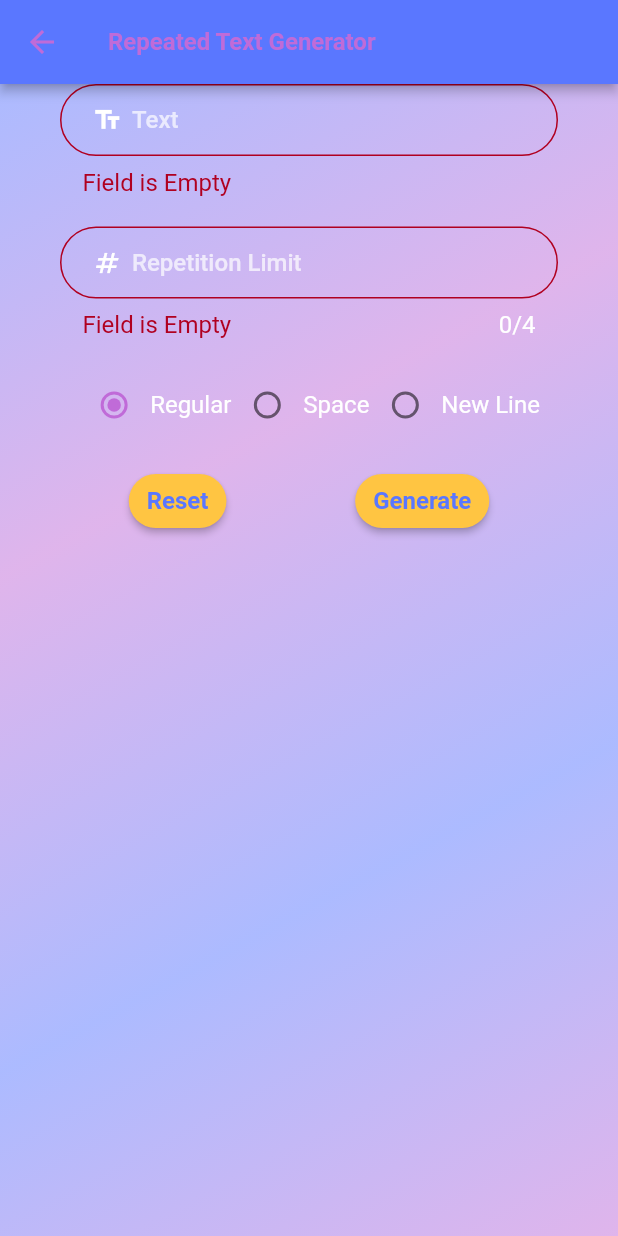
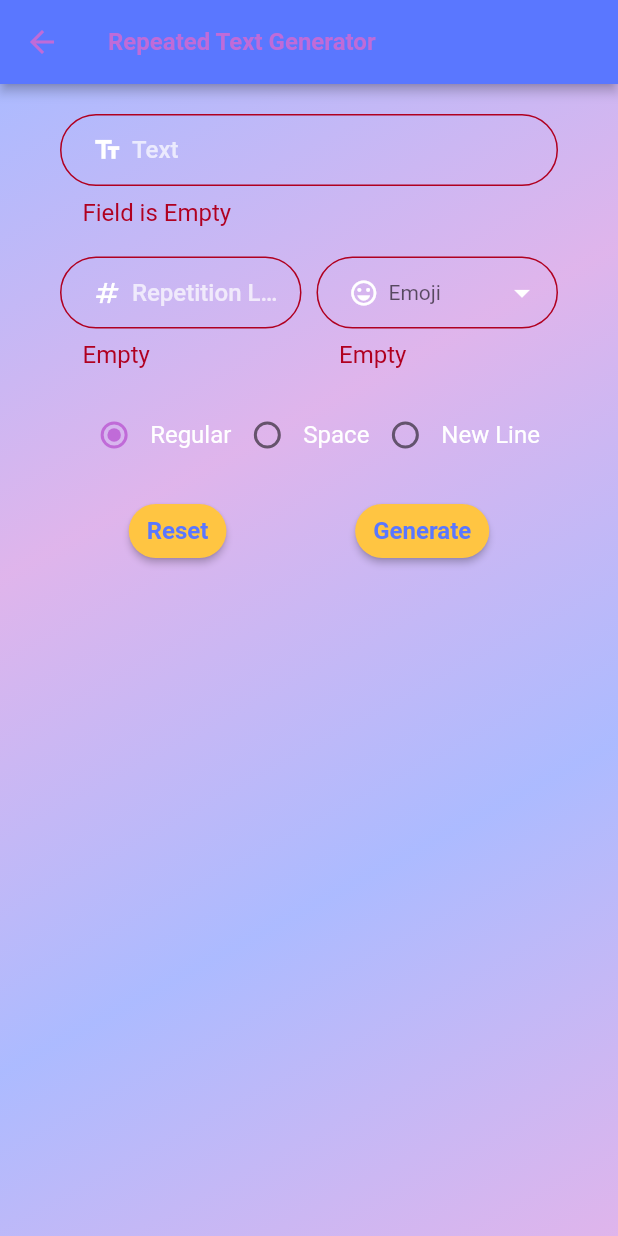
Before and after one commit to prothesbarai/asp_chat, a Flutter app: the RepeatedTextGenerator screen opened directly, after a tap on "Reset", on a phone screen of 412 x 824 dp. Run offline on Flutter 3.47's test engine with Material 3 defaults, Android fonts, the phone set to English and light mode, and no system bars; our stand-ins replace audioplayers, cached_network_image, cloud_firestore, connectivity_plus, firebase_auth, firebase_core and 19 more; missing offline and left inert: app_settings; accounts and stored records are empty.

Commit message:
asp v55 b5

```diff
--- a/lib/screen/bottom_navigator_items_screens/menu_screens/sub_menu_screens/repeated_text_generator/repeated_text_generator.dart
+++ b/lib/screen/bottom_navigator_items_screens/menu_screens/sub_menu_screens/repeated_text_generator/repeated_text_generator.dart
@@ -1,5 +1,8 @@
 import 'package:flutter/material.dart';
+import 'package:flutter/services.dart';
+import 'package:share_plus/share_plus.dart';
 import '../../../../../utils/constant/app_colors.dart';
+import '../../../../../utils/constant/app_string.dart';
 
 class RepeatedTextGenerator extends StatefulWidget {
   const RepeatedTextGenerator({super.key});
@@ -15,6 +18,7 @@ class _RepeatedTextGeneratorState extends State<RepeatedTextGenerator> {
   String _output = '';
   String _repeatType = 'Regular';
   bool isChecked = true;
+  String? _selectedValue;
 
 
   /// >>> Generated Text Function Here =========================================
@@ -22,6 +26,13 @@ class _RepeatedTextGeneratorState extends State<RepeatedTextGenerator> {
     String text = _textController.text;
     int limit = int.tryParse(_limitController.text) ?? 1;
     String separator = '';
+    if(_repeatType == "Space"){
+      separator = ' ';
+    }else if(_repeatType == "New Line"){
+      separator = '\n';
+    }else{
+      separator = '';
+    }
     setState(() {_output = List.filled(limit, text).join(separator);});
   }
   /// <<< Generated Text Function Here =========================================
@@ -29,11 +40,13 @@ class _RepeatedTextGeneratorState extends State<RepeatedTextGenerator> {
 
   /// >>> Reset Text Function Here =============================================
   void _resetText(){
+    _formKey.currentState?.reset();
     _textController.clear();
     _limitController.clear();
     setState(() {
       _output = '';
       _repeatType = 'Regular';
+      _selectedValue = null;
     });
   }
   /// <<< Reset Text Function Here =============================================
@@ -56,17 +69,19 @@ class _RepeatedTextGeneratorState extends State<RepeatedTextGenerator> {
             behavior: HitTestBehavior.opaque,
             child: Stack(
               children: [
-                // >>> Gradient Background =========================================
+                // >>> Gradient Background =====================================
                 Container(decoration: BoxDecoration(gradient: LinearGradient(begin: Alignment.topLeft, end: Alignment.bottomRight, colors: AppColors.textRepeatBgGradient.map((color) => color.withValues(alpha: 0.5)).toList(),),),),
-                // <<< Gradient Background =========================================
+                // <<< Gradient Background =====================================
                 Column(
                   children: [
-                    Form(
+                    Padding(
+                      padding: const EdgeInsets.only(top: 20.0),
+                      child: Form(
                         key: _formKey,
                         child: Column(
                           children: [
 
-                          // >>> TEXT FIELD ====================================
+                            // >>> TEXT FIELD ==================================
                             Container(
                               margin: EdgeInsets.symmetric(horizontal: 40),
                               child: TextFormField(
@@ -97,11 +112,15 @@ class _RepeatedTextGeneratorState extends State<RepeatedTextGenerator> {
                               ),
                             ),
                             SizedBox(height: 20),
-                          // <<< TEXT FIELD ====================================
+                            // <<< TEXT FIELD ==================================
 
-                          // >>> Number FIELD ==================================
+                            // >>> Number & Emoji FIELD ========================
                             Container(
                               margin: EdgeInsets.symmetric(horizontal: 40),
+                              child: Row(
+                                crossAxisAlignment: CrossAxisAlignment.center,
+                                children: [
+                                  Expanded(
                                     child: TextFormField(
                                       style: TextStyle(color: Colors.white),
                                       decoration: InputDecoration(
@@ -116,25 +135,60 @@ class _RepeatedTextGeneratorState extends State<RepeatedTextGenerator> {
                                           counterStyle: TextStyle(color: Colors.white)
                                       ),
                                       maxLength: 4,
+                                      buildCounter: (context, {required currentLength, required isFocused, maxLength,}) => null,
                                       keyboardType: TextInputType.number,
                                       cursorColor: Colors.white,
                                       controller: _limitController,
                                       autovalidateMode: AutovalidateMode.onUserInteraction,
+                                      inputFormatters: [FilteringTextInputFormatter.digitsOnly,],
                                       validator: (value) {
                                         if (value == null || value.trim().isEmpty) {
-                                  return "Field is Empty";
+                                          return "Empty";
                                         }
-                                final number = int.tryParse(value);
-                                if (number == null) return "Only numbers allowed";
-                                if (number < 1 || number > 9999) return "Enter number 1-9999";
                                         return null;
                                       },
                                     ),
                                   ),
+                                  SizedBox(width: 10,),
+                                  Expanded(
+                                    child: DropdownButtonFormField<String>(
+                                        initialValue: _selectedValue,
+                                        dropdownColor: Theme.of(context).colorScheme.surface,
+                                        icon: const Icon(Icons.arrow_drop_down, color: Colors.white),
+                                        style: const TextStyle(color: Colors.white),
+                                        decoration: InputDecoration(
+                                            hintText: "Emoji",
+                                            hintStyle: const TextStyle(color: Colors.white),
+                                            prefixIcon: const Padding(padding: EdgeInsets.only(left: 15.0), child: Icon(Icons.emoji_emotions_outlined, color: Colors.white, size: 20,),),
+                                            contentPadding: const EdgeInsets.symmetric(vertical: 10, horizontal: 15),
+                                            enabledBorder: OutlineInputBorder(borderSide: const BorderSide(color: Colors.white), borderRadius: BorderRadius.circular(35),),
+                                            focusedBorder: OutlineInputBorder(borderSide: const BorderSide(color: Colors.white), borderRadius: BorderRadius.circular(35),),
+                                            border: OutlineInputBorder(borderSide: const BorderSide(color: Colors.white), borderRadius: BorderRadius.circular(35),),
+                                            fillColor: Colors.transparent
+                                        ),
+                                        items: AppString.dropdownEmojiList.map((item) {
+                                          return DropdownMenuItem<String>(value: item, child: Text(item, style: TextStyle(color: Theme.of(context).colorScheme.onSurface,),),);
+                                        }).toList(),
+                                        onChanged: (value) {
+                                          setState(() {_selectedValue = value;});
+                                        },
+                                        autovalidateMode: AutovalidateMode.onUserInteraction,
+                                        validator: (value) {
+                                          if (value == null || value.isEmpty) {
+                                            return "Empty";
+                                          }
+                                          return null;
+                                        },
+                                      ),
+                                  )
+                                ],
+                              ),
+                            ),
                             SizedBox(height: 20),
-                          // <<< Number FIELD ==================================
+                            // <<< Number & Emoji FIELD ========================
 
-                          // >>> Radio Button ==================================
+
+                            // >>> Radio Button ================================
                             Row(
                                 mainAxisAlignment: MainAxisAlignment.spaceEvenly,
                                 children: [
@@ -151,11 +205,20 @@ class _RepeatedTextGeneratorState extends State<RepeatedTextGenerator> {
 
                                 ]
                             ),
+                            const SizedBox(height: 16),
+                            // <<< Radio Button ================================
 
-                          const SizedBox(height: 16),
-                          // <<< Radio Button ==================================
 
-                          // >>> Reset & Generated Two Button ==================
+                            // >>> Check Box ===================================
+                            Row(
+                              children: [
+
+                              ],
+                            ),
+                            // <<< Check Box ===================================
+
+
+                            // >>> Reset & Generated Two Button ================
                             Row(
                               mainAxisAlignment: MainAxisAlignment.spaceEvenly,
                               children: [
@@ -171,9 +234,10 @@ class _RepeatedTextGeneratorState extends State<RepeatedTextGenerator> {
                                 ),
                               ],
                             ),
-                          // <<< Reset & Generated Two Button ==================
+                            // <<< Reset & Generated Two Button ================
 
                           ],
+                        ),
                       ),
                     ),
 
@@ -195,12 +259,17 @@ class _RepeatedTextGeneratorState extends State<RepeatedTextGenerator> {
                         mainAxisAlignment: MainAxisAlignment.spaceEvenly,
                         children: [
                           ElevatedButton.icon(
-                            onPressed: () {},
+                            onPressed: () {
+                              Clipboard.setData(ClipboardData(text: _output));
+                              ScaffoldMessenger.of(context).showSnackBar(const SnackBar(content: Text('Copied to clipboard')),);
+                            },
                             icon: const Icon(Icons.copy),
                             label: const Text('Copy To Clipboard'),
                           ),
                           ElevatedButton.icon(
-                            onPressed: () {},
+                            onPressed: () async{
+                              if(_output.isNotEmpty) await SharePlus.instance.share(ShareParams(text: _output));
+                            },
                             icon: const Icon(Icons.share),
                             label: const Text('Share'),
                           ),
@@ -214,7 +283,8 @@ class _RepeatedTextGeneratorState extends State<RepeatedTextGenerator> {
             )
         )
       ),
-
     );
   }
+
+
 }
--- /dev/null
+++ b/lib/utils/constant/app_string.dart
@@ -0,0 +1,59 @@
+class AppString {
+  static const List<String> dropdownEmojiList = [
+
+    // 😀 Faces
+    "😀","😃","😄","😁","😆","😅","😂","🤣","😊","😇",
+    "🙂","🙃","😉","😌","😍","🥰","😘","😗","😙","😚",
+    "😋","😛","😝","😜","🤪","🤨","🧐","🤓","😎","🥸",
+    "🤩","🥳","😏","😒","😞","😔","😟","😕","🙁","☹️",
+    "😣","😖","😫","😩","🥺","😢","😭","😤","😠","😡",
+    "🤬","🤯","😳","🥵","🥶","😱","😨","😰","😥","😓",
+    "🤗","🤔","🤭","🤫","🤥","😶","😐","😑","😬","🙄",
+    "😯","😦","😧","😮","😲","🥱","😴","🤤","😪","😵",
+    "🤐","🥴","🤢","🤮","🤧","😷","🤒","🤕","🤑","🤠",
+    "😈","👿","👹","👺","🤡","💀","☠️","👻","👽","👾",
+    "🤖","🎃","😺","😸","😹","😻","😼","😽","🙀","😿",
+    "😾",
+
+    // ❤️ Love & Heart
+    "❤️","🧡","💛","💚","💙","💜","🖤","🤍","🤎",
+    "💖","💗","💓","💞","💕","💘","💝","💟",
+    "❣️","💔","❤️‍🔥","❤️‍🩹","💑","👩‍❤️‍👨","👩‍❤️‍👩","👨‍❤️‍👨",
+
+    // 🌸 Flowers & Plants
+    "🌸","🌹","🌺","🌻","🌼","💐","🌷","🥀",
+    "🌱","🌿","☘️","🍀","🍁","🍂","🍃","🌴","🌵",
+    "🌾","🌳","🌲","🎋","🎍","🪴",
+
+    // 🎂 Cake & Sweets
+    "🎂","🍰","🧁","🥮","🍩","🍪","🍫","🍬","🍭",
+    "🍮","🍯","🍦","🍨","🍧","🥧","🍡","🍢",
+
+    // 🍎 Fruits
+    "🍎","🍏","🍐","🍊","🍋","🍌","🍉","🍇",
+    "🍓","🫐","🍈","🍒","🍑","🥭","🍍","🥝",
+    "🥥","🍅",
+
+    // 🥦 Vegetables
+    "🥕","🌽","🥔","🍠","🥦","🥬","🥒","🌶️",
+    "🫑","🍆","🧄","🧅","🍄","🥜","🌰",
+
+    // 🍽️ Food Extras
+    "🍕","🍔","🍟","🌭","🥪","🌮","🌯","🥙",
+    "🍝","🍜","🍲","🍛","🍣","🍱","🍚","🍙",
+
+    // 🎉 Fun & Party
+    "🎉","🎊","🎈","🎁","🎀","🪅","🎆","🎇",
+    "✨","⭐","🌟","💫","🔥","💥","☀️","🌈",
+
+    // 🧸 Objects & Cute
+    "🧸","🎮","📱","💻","⌚","📷","🎧","🎵",
+    "🎶","🪄","🧿","💎","🪙","🧲","🕯️","💡",
+
+    // 🐶 Animals (bonus)
+    "🐶","🐱","🐭","🐹","🐰","🦊","🐻","🐼",
+    "🐨","🐯","🦁","🐮","🐷","🐸","🐵","🐔",
+    "🐧","🐦","🐤","🦆","🦉","🦋","🐞","🐢",
+
+  ];
+}
```
Lines whose indentation alone changed are shown as unchanged.
